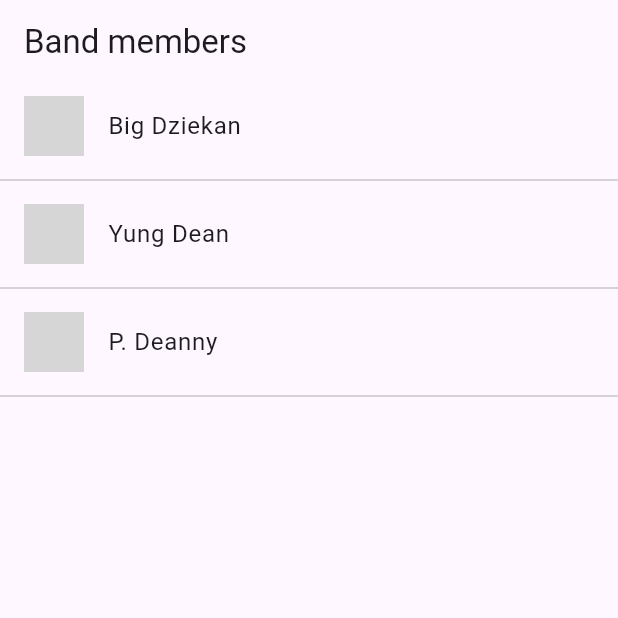
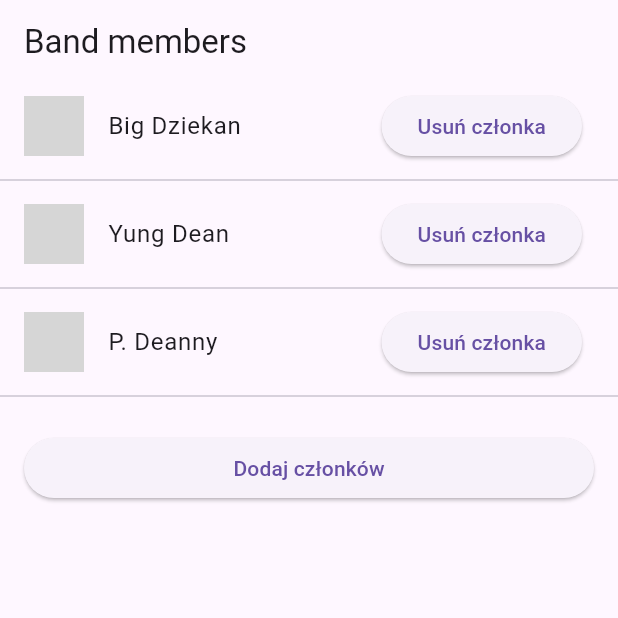
Before and after one commit to Houdini888/ZPI_frontend, a Flutter app: the Memberlist screen opened directly, on a phone screen of 412 x 824 dp, the top half of it. Run offline on Flutter 3.47's test engine with Material 3 defaults, Android fonts, the phone set to English and light mode, and no system bars; grey boxes are pictures that could not be loaded.

Commit message:
Improved member list

```diff
--- a/zpi_frontend/lib/src/widgets/memberlist.dart
+++ b/zpi_frontend/lib/src/widgets/memberlist.dart
@@ -17,8 +17,9 @@ class Memberlist extends StatelessWidget {
       automaticallyImplyLeading: false,
     ),
     body: ListView.builder(
-      itemCount: members.length,
+      itemCount: members.length+1,
       itemBuilder: (context, index) {
+        if (index < members.length) {
           final member = members[index];
           return Column(
             children: <Widget> [
@@ -27,14 +28,23 @@ class Memberlist extends StatelessWidget {
                 backgroundImage: AssetImage(member.imageUrl),
               ),
               title: Text('${member.name} ${member.surname}'),
-            onTap: () {
-              // TODO
-              // Navigate to the MemberDetailsScreen when tapped
-            },
+              trailing: ElevatedButton(
+                onPressed: (){},
+                child: Text("Usuń członka")),
+              onTap: () {},
             ),
             Divider(),
             ],
           );
+        } else {
+          return Padding(
+            padding: const EdgeInsets.all(16.0),
+            child: ElevatedButton(
+              //TODO: Adding members
+              onPressed: (){},
+              child: Text("Dodaj członków")),
+          );
+        }
       }
     ),
   );
```
Lines whose indentation alone changed are shown as unchanged.
